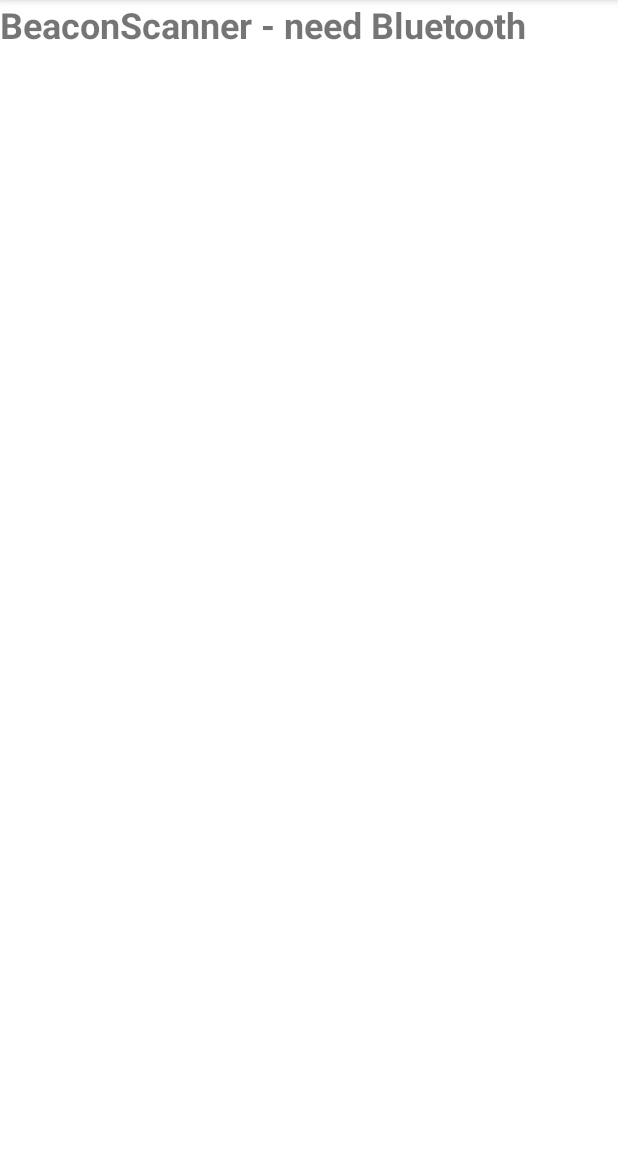
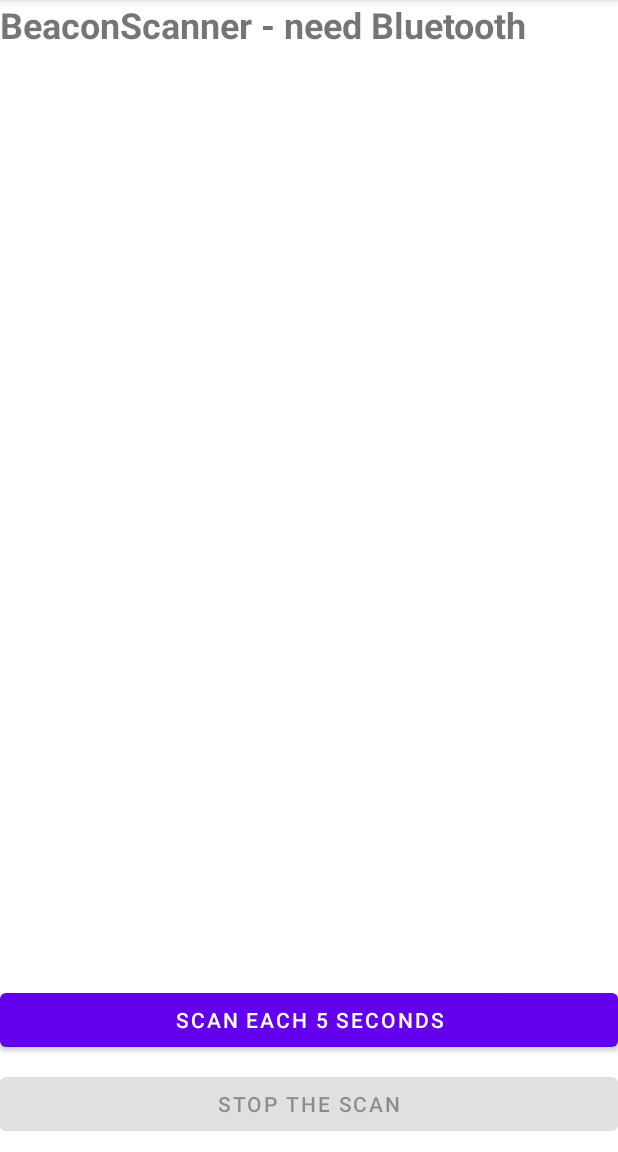
Before and after one commit to hans-arn/SYM_Labo3, an Android app: the Ibeacons screen opened directly, with no data from a screen before it, on a phone screen of 412 x 824 dp, the part 84-1236 px from its top. Run offline under Robolectric (Android 15) with nearby library versions, the phone set to English and light mode, and no system bars; libraries missing offline, so code that uses them is left out: org.altbeacon.beacon; 5 statements that could not run were skipped.

Commit message:
Ajout et modification pemrissions et graphisme

```diff
--- a/app/src/main/java/com/example/labo03/Ibeacons.kt
+++ b/app/src/main/java/com/example/labo03/Ibeacons.kt
@@ -1,18 +1,10 @@
 package com.example.labo03
-
-/*
-import android.Manifest
-import android.app.AlertDialog
-import android.content.DialogInterface
-import android.content.pm.PackageManager
-import android.os.Build
-*/
 
 import android.Manifest
 import android.content.pm.PackageManager
 import android.os.Bundle
 import android.os.RemoteException
-import android.util.Log
+import android.widget.Button
 import android.widget.Toast
 import androidx.appcompat.app.AppCompatActivity
 import androidx.core.app.ActivityCompat
@@ -25,70 +17,106 @@ import org.altbeacon.beacon.BeaconManager
 import org.altbeacon.beacon.BeaconParser
 import org.altbeacon.beacon.Region
 
-
+// Activité responsable des IBeacons sur l'application
 class Ibeacons : AppCompatActivity(), BeaconConsumer {
 
+    // Mise en placce des variables de gestion des Beacons
     private lateinit var adapter: BeaconAdapter
     private lateinit var beaconManager : BeaconManager
-
+    // Création de la liste des Beacons afin de pouvoir afficher les Beacons à proximité
     private var beaconItems :MutableList<BeaconItem> = ArrayList()
-
+    // Définition du LAYOUT pour les Beacons
     private val altbeaconLAYOUT = "m:2-3=0215,i:4-19,i:20-21,i:22-23,p:24-24"
 
+    // Au moment de la création de l'activité
     override fun onCreate(savedInstanceState: Bundle?) {
         super.onCreate(savedInstanceState)
         setContentView(R.layout.activity_ibeacons)
 
+        // Récupération des boutons pour démarrer le scan ou l'arreter
+        var buttonStart = findViewById<Button>(R.id.startScan)
+        var buttonStop = findViewById<Button>(R.id.stopScan)
+        buttonStop.isEnabled = false;
+
+        // Si l'on ne possède pas les permissions
         if (!checkIfPermissions())
+            // On les demande à l'utilisateur (besoin d'une manipulation manuelle)
             requestLocationPermission()
-
+        // Récupération de la Recycler View pour l'affichage des Beacons à proximité
         val rView = findViewById<RecyclerView>(R.id.RecyclerView)
 
+        // Mise en place du beaconManager
         beaconManager = BeaconManager.getInstanceForApplication(this)
         beaconManager.beaconParsers.add(BeaconParser().setBeaconLayout(altbeaconLAYOUT))
         beaconManager.bind(this)
-
+        // Scan tous les 5 secondes pour éviter d'en provoquer trop
         beaconManager.foregroundBetweenScanPeriod = 5000
         beaconManager.updateScanPeriods()
 
+        // Mise en place du beaconAdapter
         adapter = BeaconAdapter()
         rView.adapter = adapter
         rView.layoutManager = LinearLayoutManager(this)
+
+        // Gestion des boutons
+        buttonStart.setOnClickListener{
+            try {
+                beaconManager.startRangingBeaconsInRegion(Region("myRangingUniqueId", null, null, null))
+                buttonStop.isEnabled = true
+                buttonStart.isEnabled = false
+            } catch (e: RemoteException) {
+            }
+        }
+        buttonStop.setOnClickListener{
+            try {
+                beaconManager.stopRangingBeaconsInRegion(Region("myRangingUniqueId", null, null, null))
+                buttonStart.isEnabled = true
+                buttonStop.isEnabled = false
+            } catch (e: RemoteException) {
+            }
+        }
+
     }
 
     override fun onBeaconServiceConnect() {
+        // Si un beacon rentre dans la région, celui-ci est détecté
         beaconManager.removeAllRangeNotifiers()
         beaconManager.addRangeNotifier { beacons, region ->
             beaconItems = ArrayList()
+            // Dans le cas où un ou plus de Beacons sont détectés on iter sur les Beacons pour créer un objet Beacon par Beacon et afficher ces objets
+            // dans l'activité
             if (beacons.isNotEmpty()) {
+                // Itération
                 val actualB = beacons.iterator().next()
+                // Création de l'objet beacon
                 val itemB = BeaconItem(actualB.id1.toString(), actualB.id2.toInt(), actualB.id3.toInt(), actualB.rssi.toString(), actualB.distance.toString())
+                // Ajout de l'objet beacon à la liste des beacons scannés
                 beaconItems.add(itemB)
-                Log.i("BEACON REGION", region.toString())
-                Log.i("BEACON", itemB.toString())
-                Log.i("BEACON LIST", beaconItems.toString())
             }
+            // On retourne les Beacons trouvé et on spécifie le changement d'informations
             adapter.submitItems(beaconItems)
             adapter.notifyDataSetChanged()
+            // On laisse savoir à l'utilisateur que le scan est terminé (toutes les 5 secondes)
             Toast.makeText(this, "SCAN UPDATED", Toast.LENGTH_SHORT).show()
-        }
-
-        try {
-            beaconManager.startRangingBeaconsInRegion(Region("myRangingUniqueId", null, null, null))
-        } catch (e: RemoteException) {
         }
     }
 
+
     // Permissions
+
+    // Vérification si les permissions sont données par le smartphone de l'utilisateur
+    // Renvoit vrai ou faux selon si les permissions sont données ou non
     private fun checkIfPermissions(): Boolean {
         val result = ContextCompat.checkSelfPermission(this, Manifest.permission.ACCESS_FINE_LOCATION)
         return result == PackageManager.PERMISSION_GRANTED
     }
 
+    // Demande d'accès aux permissions pour permettre le fonctionnement de l'application de scan de Beacons
     private fun requestLocationPermission() {
         ActivityCompat.requestPermissions(this, arrayOf(Manifest.permission.ACCESS_FINE_LOCATION), 1)
     }
 
+    // Validation ou non de la récupération des permissions nécessaires
     override fun onRequestPermissionsResult(requestCode: Int, permissions: Array<out String>, grantResults: IntArray) {
         if (requestCode == 1) {
             if (grantResults.isNotEmpty() && grantResults[0] == PackageManager.PERMISSION_GRANTED) {
--- a/app/src/main/java/com/example/labo03/NfcReader.kt
+++ b/app/src/main/java/com/example/labo03/NfcReader.kt
@@ -1,14 +1,19 @@
 package com.example.labo03
 
+import android.Manifest
 import android.annotation.SuppressLint
 import android.content.Context
 import android.content.Intent
+import android.content.pm.PackageManager
 import android.graphics.Color
 import android.nfc.NfcManager
 import android.os.Bundle
 import android.widget.Button
 import android.widget.EditText
 import android.widget.TextView
+import android.widget.Toast
+import androidx.core.app.ActivityCompat
+import androidx.core.content.ContextCompat
 import com.example.labo03.Nfc.Nfcbases
 import java.util.*
 
--- a/app/src/main/java/com/example/labo03/beaconsUtilities/BeaconItem.kt
+++ b/app/src/main/java/com/example/labo03/beaconsUtilities/BeaconItem.kt
@@ -1,5 +1,6 @@
 package com.example.labo03.beaconsUtilities
 
+// Cette classe permet de définir un object Beacon facilement
 data class BeaconItem (
      var UUID: String,
      var majeur: Int,
--- a/app/src/main/res/layout/activity_ibeacons.xml
+++ b/app/src/main/res/layout/activity_ibeacons.xml
@@ -1,7 +1,8 @@
 <?xml version="1.0" encoding="utf-8"?>
-<LinearLayout xmlns:android="http://schemas.android.com/apk/res/android"
+<androidx.constraintlayout.widget.ConstraintLayout xmlns:android="http://schemas.android.com/apk/res/android"
     xmlns:app="http://schemas.android.com/apk/res-auto"
     xmlns:tools="http://schemas.android.com/tools"
+    android:id="@+id/linearLayout2"
     android:layout_width="match_parent"
     android:layout_height="match_parent"
     android:orientation="vertical"
@@ -13,17 +14,45 @@
         android:layout_height="wrap_content"
         android:text="BeaconScanner - need Bluetooth"
         android:textSize="24sp"
-        android:textStyle="bold" />
+        android:textStyle="bold"
+        app:layout_constraintStart_toStartOf="parent"
+        app:layout_constraintTop_toTopOf="parent" />
 
     <androidx.recyclerview.widget.RecyclerView
         android:id="@+id/RecyclerView"
-        android:layout_width="match_parent"
-        android:layout_height="620dp"
+        android:layout_width="0dp"
+        android:layout_height="0dp"
+        android:layout_marginBottom="8dp"
         android:fadeScrollbars="false"
         android:isScrollContainer="false"
         android:paddingTop="20dp"
         android:paddingBottom="20dp"
         android:scrollbarAlwaysDrawVerticalTrack="true"
         android:scrollbars="vertical"
-        android:verticalScrollbarPosition="right" />
-</LinearLayout>
+        android:verticalScrollbarPosition="right"
+        app:layout_constraintBottom_toTopOf="@+id/startScan"
+        app:layout_constraintEnd_toEndOf="parent"
+        app:layout_constraintStart_toStartOf="parent"
+        app:layout_constraintTop_toBottomOf="@+id/PageName" />
+
+    <Button
+        android:id="@+id/startScan"
+        android:layout_width="0dp"
+        android:layout_height="wrap_content"
+        android:layout_marginBottom="8dp"
+        android:text="Scan each 5 seconds"
+        app:layout_constraintBottom_toTopOf="@+id/stopScan"
+        app:layout_constraintEnd_toEndOf="parent"
+        app:layout_constraintStart_toStartOf="parent" />
+
+    <Button
+        android:id="@+id/stopScan"
+        android:layout_width="0dp"
+        android:layout_height="wrap_content"
+        android:layout_marginBottom="8dp"
+        android:text="Stop the scan"
+        app:layout_constraintBottom_toBottomOf="parent"
+        app:layout_constraintEnd_toEndOf="parent"
+        app:layout_constraintHorizontal_bias="0.496"
+        app:layout_constraintStart_toStartOf="parent" />
+</androidx.constraintlayout.widget.ConstraintLayout>
```
Also changed, not shown: app/src/main/java/com/example/labo03/BeaconAdapter.kt (+5 -3 lines), app/src/main/java/com/example/labo03/CodeBarre.kt (+35 -0 lines), app/src/main/res/layout/activity_code_barre.xml (+8 -11 lines).
